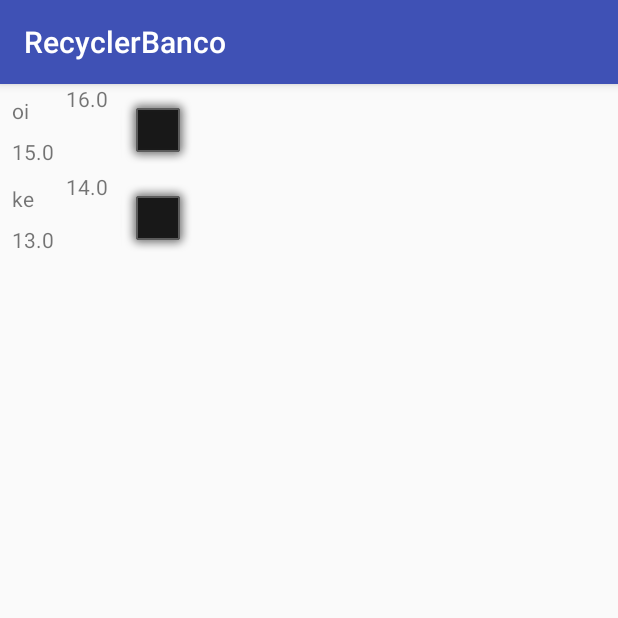
After one commit to giuliopb/Android, an Android app: the fragment FragmentoListagem shown on its own in the app's theme, on a phone screen of 412 x 824 dp, the top half of it. The commit adds this screen. Run offline under Robolectric (Android 15) with nearby library versions, the phone set to English and light mode, and no system bars.

Commit message:
fragments

```diff
--- a/RecyclerBanco/app/src/main/java/com/example/giulio/recyclerbanco/Abastecimento.java
+++ b/RecyclerBanco/app/src/main/java/com/example/giulio/recyclerbanco/Abastecimento.java
@@ -1,21 +1,30 @@
 package com.example.giulio.recyclerbanco;
 
+import java.io.Serializable;
+import java.util.ArrayList;
 import java.util.Date;
 
 /**
  * Created by giulio on 22/05/2017.
  */
 
-public class Abastecimento {
+public class Abastecimento implements Serializable {
+
+    public static ArrayList<Abastecimento> listaAbastecimentos;
+
+    public static ArrayList<Abastecimento> obterListaAbastecimentos(){
+        return Abastecimento.listaAbastecimentos;
+    }
+
     private String nome;
-    private Date data;
-    private float litros;
-    private float quilometragem;
+    private String data;
+    private double litros;
+    private double quilometragem;
 
     public Abastecimento() {
     }
 
-    public Abastecimento(String nome, Date data, float litros, float quilometragem) {
+    public Abastecimento(String nome, String data, double litros, double quilometragem) {
         this.nome = nome;
         this.data = data;
         this.litros = litros;
@@ -30,27 +39,27 @@ public class Abastecimento {
         this.nome = nome;
     }
 
-    public Date getData() {
+    public String getData() {
         return data;
     }
 
-    public void setData(Date data) {
+    public void setData(String data) {
         this.data = data;
     }
 
-    public float getLitros() {
+    public double getLitros() {
         return litros;
     }
 
-    public void setLitros(float litros) {
+    public void setLitros(double litros) {
         this.litros = litros;
     }
 
-    public float getQuilometragem() {
+    public double getQuilometragem() {
         return quilometragem;
     }
 
-    public void setQuilometragem(float quilometragem) {
+    public void setQuilometragem(double quilometragem) {
         this.quilometragem = quilometragem;
     }
 }
--- /dev/null
+++ b/RecyclerBanco/app/src/main/java/com/example/giulio/recyclerbanco/AbastecimentoAdapter.java
@@ -0,0 +1,43 @@
+package com.example.giulio.recyclerbanco;
+
+import android.support.v7.widget.RecyclerView;
+import android.util.Log;
+import android.view.LayoutInflater;
+import android.view.View;
+import android.view.ViewGroup;
+import android.widget.ImageView;
+import android.widget.TextView;
+
+import java.util.List;
+
+/**
+ * Created by giulio on 22/05/2017.
+ */
+
+public class AbastecimentoAdapter extends RecyclerView.Adapter {
+
+    private FragmentoListagem.OnItemSelectedListener tratadorDeClique;
+
+    public AbastecimentoAdapter(FragmentoListagem.OnItemSelectedListener tratadorDeClique){
+        this.tratadorDeClique = tratadorDeClique;
+    }
+
+    @Override
+    public RecyclerView.ViewHolder onCreateViewHolder(ViewGroup parent, int viewType) {
+        View elementoPrincipal = LayoutInflater.from( parent.getContext() ).inflate(R.layout.gaveta_abastecimento, null);
+        AbastecimentoHolder gaveta = new AbastecimentoHolder(elementoPrincipal, tratadorDeClique);
+        Log.d("RV", "Criando gaveta "+gaveta);
+        return gaveta;
+    }
+
+    @Override
+    public void onBindViewHolder(RecyclerView.ViewHolder holder, int position) {
+        AbastecimentoHolder abastecimentoHolder = (AbastecimentoHolder) holder;
+        abastecimentoHolder.atualizarInfoGaveta( Abastecimento.obterListaAbastecimentos().get(position) );
+        Log.d("RV", "Atualizou a gaveta "+abastecimentoHolder);
+    }
+    @Override
+    public int getItemCount() {
+        return Abastecimento.obterListaAbastecimentos().size();
+    }
+}
--- /dev/null
+++ b/RecyclerBanco/app/src/main/java/com/example/giulio/recyclerbanco/AbastecimentoHolder.java
@@ -0,0 +1,39 @@
+package com.example.giulio.recyclerbanco;
+
+import android.support.v7.widget.RecyclerView;
+import android.view.View;
+import android.widget.TextView;
+
+/**
+ * Created by giulio on 05/06/2017.
+ */
+
+public class AbastecimentoHolder extends RecyclerView.ViewHolder implements View.OnClickListener {
+    private TextView tvData;
+    private TextView tvKm;
+    private TextView tvLitro;
+
+    private FragmentoListagem.OnItemSelectedListener tratadorDeClique;
+    private Abastecimento abastecimentoDaGaveta;
+
+    public AbastecimentoHolder(View itemView, FragmentoListagem.OnItemSelectedListener tratadorDeClique) {
+        super(itemView);
+        tvData = (TextView) itemView.findViewById(R.id.tvData);
+        tvKm= (TextView) itemView.findViewById(R.id.tvKm);
+        tvLitro = (TextView) itemView.findViewById(R.id.TvLitro);
+        itemView.setOnClickListener(this);
+        this.tratadorDeClique = tratadorDeClique;
+    }
+    public void atualizarInfoGaveta(Abastecimento abastecimentoParaGaveta){
+        tvData.setText( String.valueOf( abastecimentoParaGaveta.getData() ) );
+        tvKm.setText(String.valueOf(abastecimentoParaGaveta.getQuilometragem()));
+        tvLitro.setText(String.valueOf(abastecimentoParaGaveta.getLitros()));
+        abastecimentoDaGaveta = abastecimentoParaGaveta;
+
+    }
+    @Override
+    public void onClick(View v) {
+
+        tratadorDeClique.onAbastecimentoSelected(abastecimentoDaGaveta);
+    }
+}
--- /dev/null
+++ b/RecyclerBanco/app/src/main/java/com/example/giulio/recyclerbanco/FragmentoListagem.java
@@ -0,0 +1,51 @@
+package com.example.giulio.recyclerbanco;
+import android.content.Context;
+import android.os.Bundle;
+import android.support.v4.app.Fragment;
+import android.support.v7.widget.LinearLayoutManager;
+import android.support.v7.widget.RecyclerView;
+import android.view.LayoutInflater;
+import android.view.View;
+import android.view.ViewGroup;
+
+import java.util.ArrayList;
+/**
+ * Created by giulio on 05/06/2017.
+ */
+
+public class FragmentoListagem extends Fragment {
+    private OnItemSelectedListener listener;
+    @Override
+    public View onCreateView(LayoutInflater inflater, ViewGroup container, Bundle savedInstanceState) {
+        View v = inflater.inflate(R.layout.interface_listagem, container, false);
+        RecyclerView rvLista = (RecyclerView) v.findViewById(R.id.rvLista);
+
+        Abastecimento.listaAbastecimentos = new ArrayList<>();
+        Abastecimento.listaAbastecimentos.add(new Abastecimento("oi", "oi", 16, 15));
+        Abastecimento.listaAbastecimentos.add(new Abastecimento("Batman", "ke", 14, 13));
+
+        AbastecimentoAdapter adaptadorDeAbastecimento = new AbastecimentoAdapter(listener);
+
+        rvLista.setLayoutManager(new LinearLayoutManager(this.getContext()));
+        rvLista.setAdapter(adaptadorDeAbastecimento);
+
+        return v;
+    }
+
+
+
+    @Override
+    public void onAttach(Context context) {
+        super.onAttach(context);
+        if(context instanceof OnItemSelectedListener){
+            this.listener = (OnItemSelectedListener) context;
+            //conseguiríamos, caso desejássemos, fazer o cast para MainActicity
+        } else {
+            //a activity que adicionou o fragment não implementa a interface
+        }
+    }
+
+    public interface OnItemSelectedListener {
+        void onAbastecimentoSelected(Abastecimento a);
+    }
+}
--- a/RecyclerBanco/app/src/main/java/com/example/giulio/recyclerbanco/MainActivity.java
+++ b/RecyclerBanco/app/src/main/java/com/example/giulio/recyclerbanco/MainActivity.java
@@ -28,7 +28,9 @@ public class MainActivity extends AppCompatActivity {
     public void adicionarAbastecimento(View v){
         Intent intent = new Intent(MainActivity.this, AdicionarAbastecimento.class);
         startActivity(intent);
-
-
+    }
+    public void actShow(View v){
+        Intent intent = new Intent(MainActivity.this, Show.class);
+        startActivity(intent);
     }
 }
--- /dev/null
+++ b/RecyclerBanco/app/src/main/res/layout/interface_listagem.xml
@@ -0,0 +1,11 @@
+<?xml version="1.0" encoding="utf-8"?>
+<LinearLayout xmlns:android="http://schemas.android.com/apk/res/android"
+    android:orientation="vertical" android:layout_width="match_parent"
+    android:layout_height="match_parent">
+
+
+    <android.support.v7.widget.RecyclerView
+        android:id="@+id/rvLista"
+        android:layout_width="match_parent"
+        android:layout_height="match_parent" />
+</LinearLayout>
```
Also changed, not shown: RecyclerBanco/app/src/main/java/com/example/giulio/recyclerbanco/Abastecimento_Adapter.java (deleted, +0 -59 lines), RecyclerBanco/app/src/main/java/com/example/giulio/recyclerbanco/FragmentoDetalhe.java (added, +35 -0 lines), RecyclerBanco/app/src/main/java/com/example/giulio/recyclerbanco/Show.java (added, +32 -0 lines), RecyclerBanco/app/src/main/res/layout-land/show.xml (added, +22 -0 lines), RecyclerBanco/app/src/main/res/layout/activity_main.xml (+8 -7 lines), RecyclerBanco/app/src/main/res/layout/interface_detalhe.xml (added, +48 -0 lines), RecyclerBanco/app/src/main/res/layout/show.xml (added, +13 -0 lines), RecyclerBanco/app/src/main/res/layout/gaveta_abastecimento.xml (renamed from RecyclerBanco/app/src/main/res/layout/abastecimento_lista.xml).
